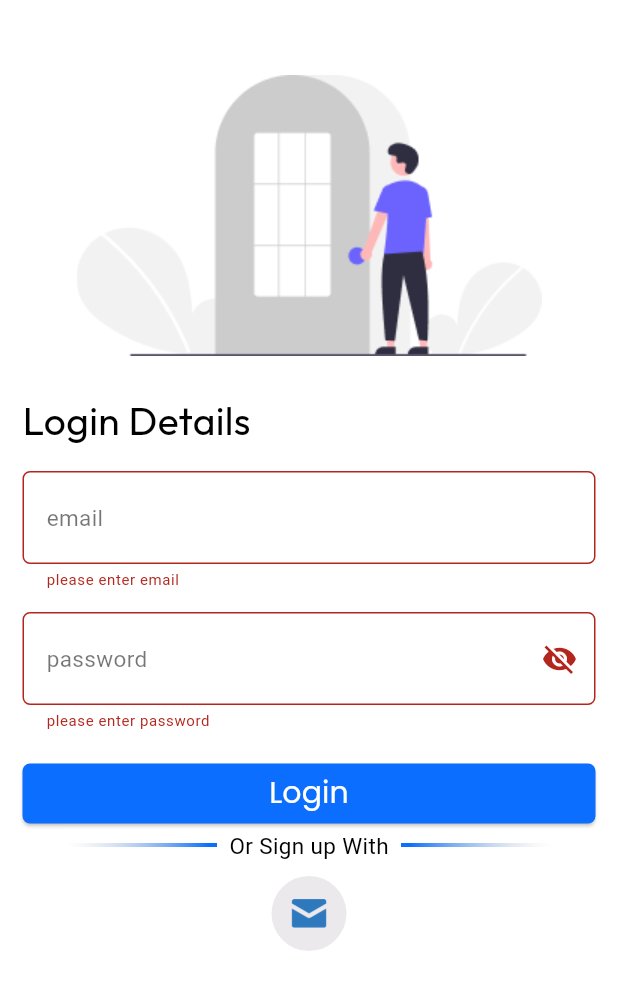
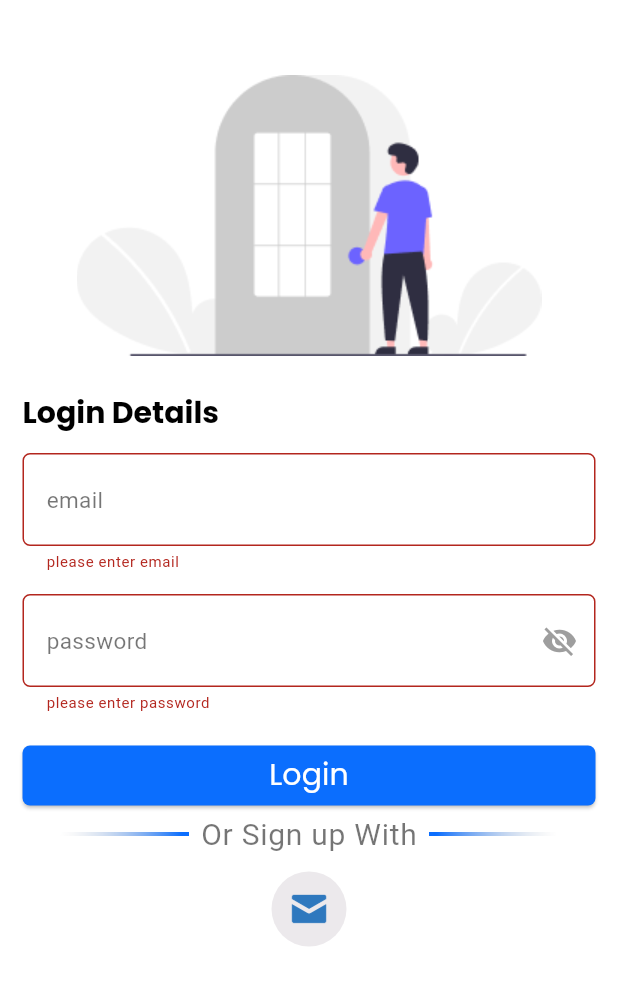
Before and after one commit to zeyad-elaraby/todo_app, a Flutter app: the screen it shows after launch, after a tap on "Login", on a phone screen of 412 x 824 dp. Shown: the top 990 px of the screen. Run offline on Flutter 3.47's test engine with Material 3 defaults, Android fonts, the phone set to English and light mode, and no system bars; our stand-ins replace calendar_timeline, cloud_firestore, easy_localization, firebase_auth, firebase_core, flutter_slidable and 2 more; accounts and stored records are empty; Roboto replaces fonts that are missing (Inder).

Commit message:
finish theming edit in authentication provider

```diff
--- a/lib/home_screen.dart
+++ b/lib/home_screen.dart
@@ -4,6 +4,7 @@ import 'package:flutter/cupertino.dart';
 import 'package:flutter/material.dart';
 import 'package:provider/provider.dart';
 import 'package:todo_app/login/login_screen.dart';
+import 'package:todo_app/providers/authentication_provider.dart';
 import 'package:todo_app/providers/my_provider.dart';
 import 'package:todo_app/tabs/settings_tab.dart';
 import 'package:todo_app/tabs/tasks_tab.dart';
@@ -23,11 +24,13 @@ class _HomeScreenState extends State<HomeScreen> {
   @override
   Widget build(BuildContext context) {
 var provider=Provider.of<MyProvider>(context);
+var authProvider = Provider.of<AuthenticationProvider>(context);
+
     return Scaffold(
       extendBody: true,
       appBar: AppBar(
         title: Text(
-          "Hello  ${provider.userModel?.name??""}",
+          "Hello  ${authProvider.userModel?.name??""}",
         ),
 
       ),
--- a/lib/login/login_screen.dart
+++ b/lib/login/login_screen.dart
@@ -3,8 +3,11 @@
 import 'package:provider/provider.dart';
 import 'package:todo_app/firebase_functions.dart';
 import 'package:todo_app/home_screen.dart';
+import 'package:todo_app/providers/authentication_provider.dart';
 import 'package:todo_app/providers/my_provider.dart';
 import 'package:todo_app/signup/sign_up.dart';
+
+import '../my_theme_data.dart';
 
 class LoginScreen extends StatefulWidget {
   static const String routeName = "LoginScreen";
@@ -23,9 +26,13 @@
   @override
   Widget build(BuildContext context) {
     var provider = Provider.of<MyProvider>(context);
+    var authProvider = Provider.of<AuthenticationProvider>(context);
     return Scaffold(
-          backgroundColor: Colors.white,
-          body: Column(
+      backgroundColor: provider.mode == ThemeMode.light
+          ? primaryLightColor
+          : primaryDarkColor,
+      body: SingleChildScrollView(
+        child: Column(
           crossAxisAlignment: CrossAxisAlignment.start,
           children: [
             Center(
@@ -44,19 +51,18 @@
             Padding(
               padding: EdgeInsets.symmetric(horizontal: 15),
               child: Form(
-                  key: formKey ,
+                key: formKey,
                 child: Column(
                   crossAxisAlignment: CrossAxisAlignment.start,
                   children: [
                     Text("Login Details",
-                          style:
-                              GoogleFonts.outfit(color: Colors.black, fontSize: 26)),
+                        style: Theme.of(context).textTheme.titleLarge),
                     SizedBox(
                       height: 15,
                     ),
                     TextFormField(
-                        validator:  (value) {
-                          if(value==null||value.isEmpty){
+                      validator: (value) {
+                        if (value == null || value.isEmpty) {
                           return "please enter email";
                         }
                       },
@@ -73,11 +79,11 @@
                     ),
                     TextFormField(
                       validator: (value) {
-                          if(value==null||value.isEmpty){
+                        if (value == null || value.isEmpty) {
                           return "please enter password";
                         }
                       },
-                        controller:passwordController ,
+                      controller: passwordController,
                       obscureText: _passwordVisible,
                       decoration: InputDecoration(
                         suffixIcon: IconButton(
@@ -86,8 +92,16 @@
                             setState(() {});
                           },
                           icon: _passwordVisible
-                                ? Icon(Icons.visibility_off)
-                                : Icon(Icons.visibility),
+                              ? Icon(
+                                  Icons.visibility_off,
+                                  color: provider.mode == ThemeMode.light
+                                      ? Colors.grey
+                                      : Colors.white,
+                                )
+                              : Icon(Icons.visibility,
+                                  color: provider.mode == ThemeMode.light
+                                      ? Colors.grey
+                                      : Colors.white),
                         ),
                         labelText: "password",
                         labelStyle: Theme.of(context).textTheme.bodyMedium,
@@ -106,13 +120,14 @@
                                     borderRadius: BorderRadius.circular(5)),
                                 backgroundColor: Color(0xFF0B6EFE)),
                             onPressed: () {
-                                if(formKey.currentState!.validate()){
+                              if (formKey.currentState!.validate()) {
                                 FirebaseFunctions.loginUser(
-                                      emailController.text, passwordController.text,
+                                    emailController.text,
+                                    passwordController.text,
                                     onSuccess: (label) {
-                                        provider.initUser();
-                                        Navigator.pushNamedAndRemoveUntil(
-                                            context, HomeScreen.routeName, (route) => false,
+                                  authProvider.initUser();
+                                  Navigator.pushNamedAndRemoveUntil(context,
+                                      HomeScreen.routeName, (route) => false,
                                       arguments: label);
                                 }, onError: (error) {
                                   showDialog(
@@ -120,7 +135,9 @@
                                     builder: (context) => AlertDialog(
                                       title: Text(
                                         "Error",
-                                          style: TextStyle(fontSize: 20),
+                                        style: Theme.of(context)
+                                            .textTheme
+                                            .titleLarge,
                                       ),
                                       content: Text(error),
                                       actions: [
@@ -134,7 +151,6 @@
                                     ),
                                   );
                                 });
-
                               }
                             },
                             child: Text(
@@ -145,21 +161,17 @@
                       children: [
                         Expanded(
                             child: Image(
-                                  image:
-                                      AssetImage("assets/images/left_divider.png"))),
+                                image: AssetImage(
+                                    "assets/images/left_divider.png"))),
                         Padding(
                           padding: const EdgeInsets.symmetric(horizontal: 8),
-                            child: Text(
-                              "Or Sign up With",
-                              style: TextStyle(
-                                color: Colors.black,
-                              ),
-                            ),
+                          child: Text("Or Sign up With",
+                              style: Theme.of(context).textTheme.bodyLarge),
                         ),
                         Expanded(
                             child: Image(
-                                  image:
-                                      AssetImage("assets/images/right_divider.png"))),
+                                image: AssetImage(
+                                    "assets/images/right_divider.png"))),
                       ],
                     ),
                     SizedBox(
@@ -171,10 +183,12 @@
                         width: 50,
                         child: IconButton(
                             onPressed: () {
-                                Navigator.pushNamed(context, SignupScreen.routeName);
+                              Navigator.pushNamed(
+                                  context, SignupScreen.routeName);
                             },
                             icon: Image(
-                                  image: AssetImage("assets/images/email_icon.png"))),
+                                image: AssetImage(
+                                    "assets/images/email_icon.png"))),
                         decoration: BoxDecoration(
                           borderRadius: BorderRadius.circular(35),
                           color: Color(0xFFECE9EC),
@@ -187,6 +201,7 @@
             ),
           ],
         ),
+      ),
     );
   }
 }
--- a/lib/main.dart
+++ b/lib/main.dart
@@ -5,6 +5,7 @@ import 'package:flutter/material.dart';
 import 'package:provider/provider.dart';
 import 'package:shared_preferences/shared_preferences.dart';
 import 'package:todo_app/my_theme_data.dart';
+import 'package:todo_app/providers/authentication_provider.dart';
 import 'package:todo_app/providers/my_provider.dart';
 import 'package:todo_app/signup/sign_up.dart';
 
@@ -20,23 +21,33 @@ void main() async {
     options: DefaultFirebaseOptions.currentPlatform,
   );
   await FirebaseFirestore.instance.enableNetwork();
-  runApp(ChangeNotifierProvider(
-      create: (context) =>  MyProvider(),
+  runApp(MultiProvider(
+    providers: [
+      ChangeNotifierProvider(
+        create: (context) =>  MyProvider(),
 
-      child: EasyLocalization(
-          supportedLocales: [Locale('en'), Locale('ar')],
-          saveLocale: true,
-          path:
-              'assets/translations', // <-- change the path of the translation files
-          child: MyApp())));
+      ),
+      ChangeNotifierProvider(create:
+      (context) => AuthenticationProvider(),
+      )
+    ],
+    child: EasyLocalization(
+        supportedLocales: [Locale('en'), Locale('ar')],
+        saveLocale: true,
+        path:
+            'assets/translations',
+        child: MyApp()),
+  ));
 }
 
 class MyApp extends StatelessWidget {
   late MyProvider provider;
+  late AuthenticationProvider authenticationProvider;
   // MyApp({super.key});
   @override
   Widget build(BuildContext context) {
-  var  provider = Provider.of<MyProvider>(context);
+      provider = Provider.of<MyProvider>(context);  //when i put var before provider i get the tasks
+      authenticationProvider = Provider.of<AuthenticationProvider>(context);
     getTheme();
     return MaterialApp(
       localizationsDelegates: context.localizationDelegates,
@@ -46,7 +57,7 @@ class MyApp extends StatelessWidget {
       themeMode: provider.mode,
       theme: MyThemeData.lightTheme,
       darkTheme: MyThemeData.darkTheme,
-      initialRoute:provider.fireBaseUser!=null?HomeScreen.routeName: LoginScreen.routeName ,
+      initialRoute:authenticationProvider.fireBaseUser!=null?HomeScreen.routeName: LoginScreen.routeName ,
       routes: {
         HomeScreen.routeName: (context) => HomeScreen(),
         LoginScreen.routeName: (context) => LoginScreen(),
--- /dev/null
+++ b/lib/providers/authentication_provider.dart
@@ -0,0 +1,24 @@
+import 'package:flutter/cupertino.dart';
+import 'package:provider/provider.dart';
+import '../firebase_functions.dart';
+import '../models/userModel.dart';
+import 'package:firebase_auth/firebase_auth.dart';
+
+class AuthenticationProvider extends ChangeNotifier{
+
+  late User? fireBaseUser;
+  UserModel? userModel;
+
+  AuthenticationProvider(){
+    fireBaseUser=FirebaseAuth.instance.currentUser;
+    if(fireBaseUser!=null){
+      initUser();
+    }
+  }
+
+  initUser()async{
+    userModel =await  FirebaseFunctions.readUser();
+    notifyListeners();
+
+  }
+}
--- a/lib/providers/my_provider.dart
+++ b/lib/providers/my_provider.dart
@@ -1,9 +1,6 @@
-import 'package:firebase_auth/firebase_auth.dart';
 import 'package:flutter/material.dart';
 import 'package:shared_preferences/shared_preferences.dart';
 
-import '../firebase_functions.dart';
-import '../models/userModel.dart';
 
 class MyProvider extends ChangeNotifier {
   ThemeMode mode = ThemeMode.light;
@@ -16,19 +13,4 @@ class MyProvider extends ChangeNotifier {
     notifyListeners();
   }
 
-  late User? fireBaseUser;
-   UserModel? userModel;
-
-  MyProvider(){
-    fireBaseUser=FirebaseAuth.instance.currentUser;
-    if(fireBaseUser!=null){
-      initUser();
-    }
-  }
-
-  initUser()async{
-    userModel =await  FirebaseFunctions.readUser();
-    notifyListeners();
-
-  }
 }
```
Also changed, not shown: lib/edit_task_screen.dart (+6 -3 lines), lib/signup/sign_up.dart (+43 -35 lines). Lines whose indentation alone changed are shown as unchanged.
